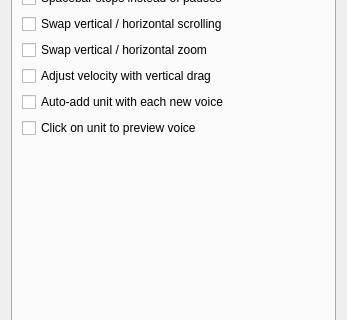
yuxshao/ptcollab, file src/editor/SettingsDialog.ui: the form before one commit; both pictures show x 0 to 347 and y 84 to 404 of the 347 by 505 pixel window.
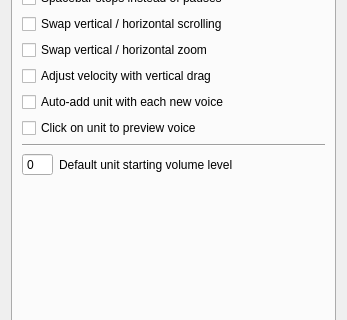
The form after the commit. The open tabs and pages were chosen to show the change.

Commit message: starting volume in woice

```diff
--- a/src/editor/SettingsDialog.ui
+++ b/src/editor/SettingsDialog.ui
@@ -73,6 +73,40 @@
          </property>
         </widget>
        </item>
+       <item>
+        <widget class="Line" name="line_2">
+         <property name="orientation">
+          <enum>Qt::Horizontal</enum>
+         </property>
+        </widget>
+       </item>
+       <item>
+        <layout class="QHBoxLayout" name="horizontalLayout_2">
+         <item>
+          <widget class="QSpinBox" name="defaultVolumeSpin">
+           <property name="buttonSymbols">
+            <enum>QAbstractSpinBox::NoButtons</enum>
+           </property>
+           <property name="maximum">
+            <number>127</number>
+           </property>
+          </widget>
+         </item>
+         <item>
+          <widget class="QLabel" name="label_5">
+           <property name="sizePolicy">
+            <sizepolicy hsizetype="Preferred" vsizetype="Preferred">
+             <horstretch>1</horstretch>
+             <verstretch>0</verstretch>
+            </sizepolicy>
+           </property>
+           <property name="text">
+            <string>Default unit starting volume level</string>
+           </property>
+          </widget>
+         </item>
+        </layout>
+       </item>
        <item>
         <spacer name="verticalSpacer_2">
          <property name="orientation">
```
Left out of the diff: 2 changed lines with no effect on the pictures. The commit also changes 8 other files.
